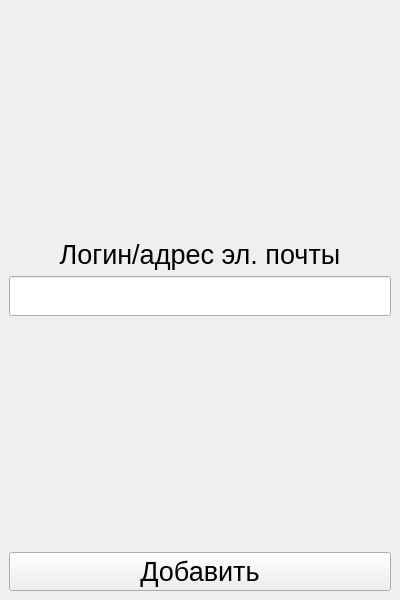
This is client/add_contact.ui in YFender/Messenger as Qt 5 draws it before an edit. The edited form follows.
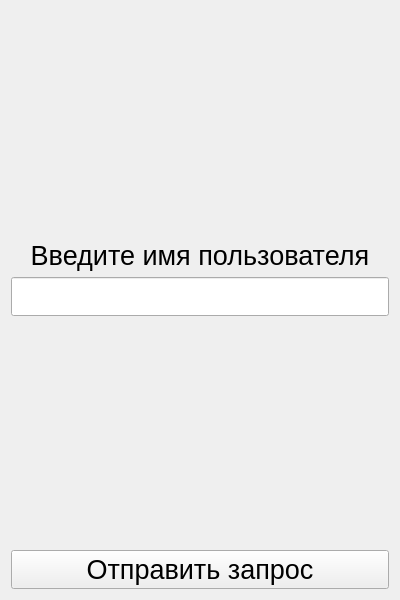
This is the edited form.

What changed in the file:
```diff
--- a/client/add_contact.ui
+++ b/client/add_contact.ui
@@ -1,7 +1,7 @@
 <?xml version="1.0" encoding="UTF-8"?>
 <ui version="4.0">
  <class>Add_contact</class>
- <widget class="QMainWindow" name="Add_contact">
+ <widget class="QWidget" name="Add_contact">
   <property name="geometry">
    <rect>
     <x>0</x>
@@ -10,19 +10,25 @@
     <height>600</height>
    </rect>
   </property>
-  <property name="font">
-   <font>
-    <pointsize>20</pointsize>
-   </font>
+  <property name="minimumSize">
+   <size>
+    <width>400</width>
+    <height>600</height>
+   </size>
+  </property>
+  <property name="maximumSize">
+   <size>
+    <width>400</width>
+    <height>600</height>
+   </size>
   </property>
   <property name="windowTitle">
    <string>Добавить контакт</string>
   </property>
-  <widget class="QWidget" name="centralwidget">
    <layout class="QHBoxLayout" name="horizontalLayout_2">
     <item>
-     <layout class="QGridLayout" name="gridLayout">
-      <item row="1" column="1">
+    <layout class="QVBoxLayout" name="verticalLayout">
+     <item>
        <spacer name="verticalSpacer_2">
         <property name="orientation">
          <enum>Qt::Vertical</enum>
@@ -35,61 +41,58 @@
         </property>
        </spacer>
       </item>
-      <item row="4" column="1">
-       <spacer name="verticalSpacer">
-        <property name="orientation">
-         <enum>Qt::Vertical</enum>
-        </property>
-        <property name="sizeHint" stdset="0">
-         <size>
-          <width>20</width>
-          <height>40</height>
-         </size>
-        </property>
-       </spacer>
-      </item>
-      <item row="2" column="1">
-       <widget class="QLabel" name="label_2">
+     <item>
+      <widget class="QLabel" name="label">
         <property name="font">
          <font>
           <pointsize>20</pointsize>
          </font>
         </property>
         <property name="text">
-         <string>Логин/адрес эл. почты</string>
+        <string>Введите имя пользователя</string>
         </property>
         <property name="alignment">
          <set>Qt::AlignCenter</set>
         </property>
        </widget>
       </item>
-      <item row="5" column="1">
-       <widget class="QPushButton" name="pushButton">
-        <property name="text">
-         <string>Добавить</string>
-        </property>
-       </widget>
-      </item>
-      <item row="3" column="1">
+     <item>
        <widget class="QLineEdit" name="lineEdit">
-        <property name="sizePolicy">
-         <sizepolicy hsizetype="Expanding" vsizetype="Preferred">
-          <horstretch>0</horstretch>
-          <verstretch>0</verstretch>
-         </sizepolicy>
-        </property>
-        <property name="minimumSize">
+       <property name="font">
+        <font>
+         <pointsize>20</pointsize>
+        </font>
+       </property>
+      </widget>
+     </item>
+     <item>
+      <spacer name="verticalSpacer">
+       <property name="orientation">
+        <enum>Qt::Vertical</enum>
+       </property>
+       <property name="sizeHint" stdset="0">
          <size>
-          <width>123</width>
+         <width>20</width>
           <height>40</height>
          </size>
         </property>
+      </spacer>
+     </item>
+     <item>
+      <widget class="QPushButton" name="pushButton">
+       <property name="font">
+        <font>
+         <pointsize>20</pointsize>
+        </font>
+       </property>
+       <property name="text">
+        <string>Отправить запрос</string>
+       </property>
        </widget>
       </item>
      </layout>
     </item>
    </layout>
-  </widget>
  </widget>
  <resources/>
  <connections/>
```
Left out of the diff: 2 changed lines with no effect on the pictures. Lines whose indentation alone changed are shown as unchanged.
